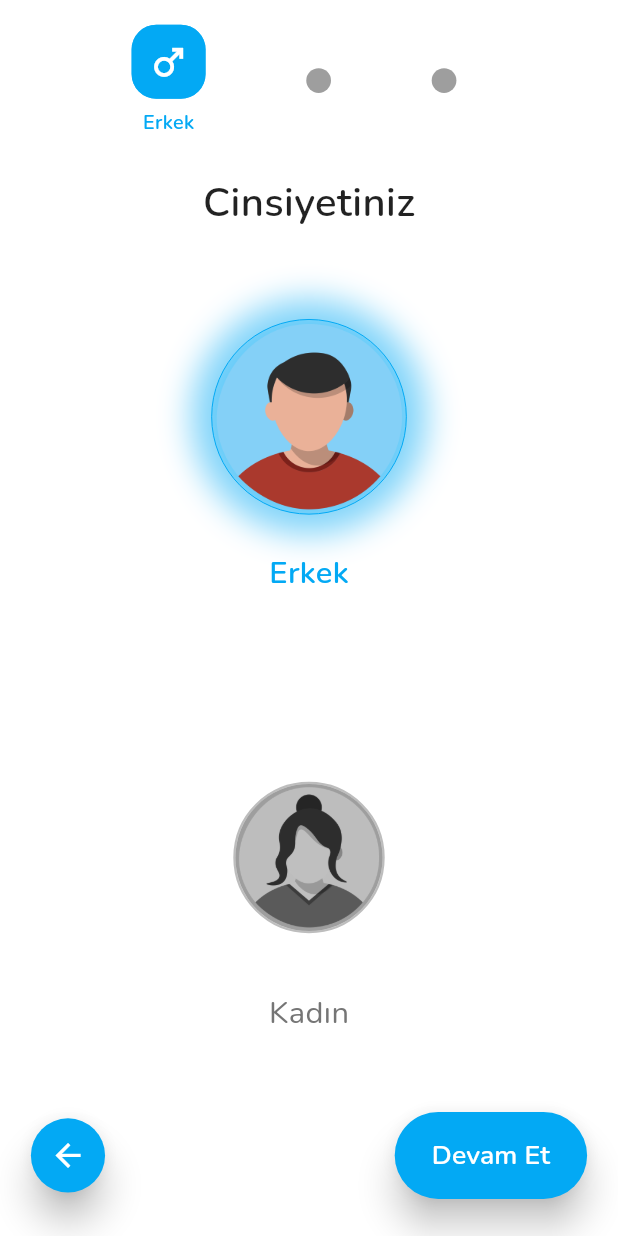
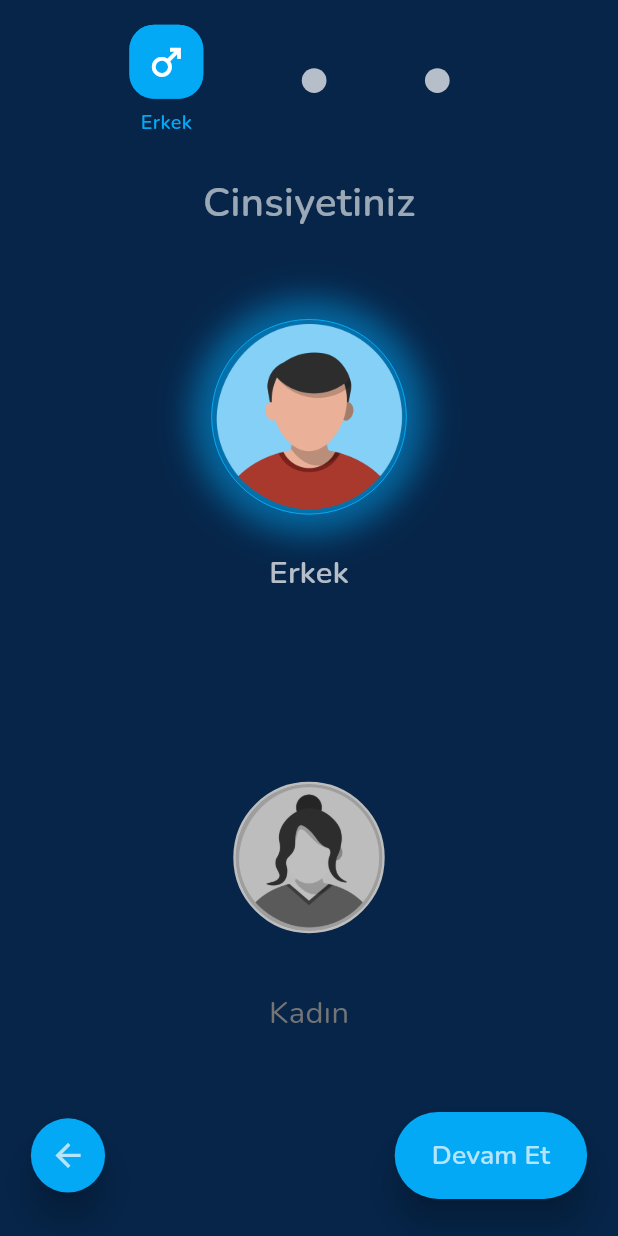
Before and after one commit to kaannturan/aqua_mind, a Flutter app: the screen it shows after launch, after a tap on "Devam Et", on a phone screen of 412 x 824 dp. Run offline on Flutter 3.47's test engine with Material 3 defaults, Android fonts, the phone set to English and light mode, and no system bars; our stand-ins replace device_preview, google_fonts.

Commit message:
backgroundcolor

```diff
--- a/lib/main.dart
+++ b/lib/main.dart
@@ -30,9 +30,9 @@ class AquaMind extends StatelessWidget {
       locale: DevicePreview.locale(context),
       debugShowCheckedModeBanner: false,
       theme: ThemeData(
-        brightness: Brightness.light,
+        brightness: Brightness.dark,
         primaryColor: Colors.lightBlue,
-        scaffoldBackgroundColor: Colors.white,
+        scaffoldBackgroundColor: Color(0xFF062549),
         textTheme: GoogleFonts.nunitoTextTheme(),
         useMaterial3: true,
       ),
--- a/lib/view/height_choice.dart
+++ b/lib/view/height_choice.dart
@@ -69,7 +69,7 @@ class _SizeChoiceState extends State<SizeChoice> {
                 style: TextStyle(
                   fontSize: width * 0.065,
                   fontWeight: FontWeight.bold,
-                  color: Colors.black87,
+                  color: Colors.white70,
                 ),
               ),
 
@@ -91,13 +91,6 @@ class _SizeChoiceState extends State<SizeChoice> {
                             border: Border.all(
                               color: Colors.lightBlue,
                             ),
-                            boxShadow: [
-                              BoxShadow(
-                                color: Colors.blue.withOpacity(0.5),
-                                blurRadius: 30,
-                                spreadRadius: 10,
-                              ),
-                            ],
                           ),
                         ),
 
@@ -160,7 +153,7 @@ class _SizeChoiceState extends State<SizeChoice> {
                         },
                         child: Icon(
                           Icons.arrow_back,
-                          color: Colors.white,
+                          color: Colors.white70,
                           size: width * 0.06,
                         ),
                       ),
@@ -190,7 +183,7 @@ class _SizeChoiceState extends State<SizeChoice> {
                         "Devam Et",
                         style: TextStyle(
                           fontSize: width * 0.043,
-                          color: Colors.white,
+                          color: Colors.white70,
                           fontWeight: FontWeight.w600,
                         ),
                       ),
--- a/lib/view/hi.dart
+++ b/lib/view/hi.dart
@@ -32,7 +32,7 @@ AquaMind'a Hoşgeldiniz! """,
                         textAlign: TextAlign.left,
                         style: TextStyle(
                           fontSize: width * 0.070,
-                          color: Colors.black87,
+                          color: Colors.white70,
                           fontWeight: FontWeight.bold,
                           height: 1.5,
                         ),
@@ -49,7 +49,7 @@ doğru yerdesiniz.""",
                         textAlign: TextAlign.left,
                         style: TextStyle(
                           fontSize: width * 0.040,
-                          color: Colors.black87,
+                          color: Colors.white60,
                           fontWeight: FontWeight.w100,
                           height: 1.5,
                         ),
@@ -105,7 +105,7 @@ doğru yerdesiniz.""",
                       "Devam Et",
                       style: TextStyle(
                         fontSize: width * 0.043,
-                        color: Colors.white,
+                        color: Colors.white70,
                         fontWeight: FontWeight.w600,
                       ),
                     ),
--- a/lib/view/user_gender_page.dart
+++ b/lib/view/user_gender_page.dart
@@ -20,7 +20,7 @@ class _UserGenderPageState extends State<UserGenderPage> {
     final height = size.height;
 
     return Scaffold(
-      backgroundColor: Colors.white,
+      backgroundColor: Color(0xFF062549),
       body: SafeArea(
         child: Padding(
           padding: EdgeInsets.symmetric(horizontal: width * 0.05),
@@ -30,7 +30,7 @@ class _UserGenderPageState extends State<UserGenderPage> {
 
               // Üst step indicators
               Padding(
-                padding: const EdgeInsets.only(right: 20.0),
+                padding: const EdgeInsets.only(right: 26.0),
                 child: Row(
                   mainAxisAlignment: MainAxisAlignment.spaceEvenly,
                   children: [
@@ -45,11 +45,11 @@ class _UserGenderPageState extends State<UserGenderPage> {
                     ),
                     CircleAvatar(
                       radius: width * 0.02,
-                      backgroundColor: Colors.grey,
+                      backgroundColor: Colors.white70,
                     ),
                     CircleAvatar(
                       radius: width * 0.02,
-                      backgroundColor: Colors.grey,
+                      backgroundColor: Colors.white70,
                     ),
                   ],
                 ),
@@ -75,7 +75,7 @@ class _UserGenderPageState extends State<UserGenderPage> {
                   "Cinsiyetiniz",
                   style: TextStyle(
                     fontSize: width * 0.065,
-                    color: Colors.black87,
+                    color: Colors.white60,
                     fontWeight: FontWeight.w600,
                   ),
                 ),
@@ -129,7 +129,7 @@ class _UserGenderPageState extends State<UserGenderPage> {
                         },
                         child: Icon(
                           Icons.arrow_back,
-                          color: Colors.white,
+                          color: Colors.white70,
                           size: width * 0.06,
                         ),
                       ),
@@ -175,7 +175,7 @@ class _UserGenderPageState extends State<UserGenderPage> {
                         "Devam Et",
                         style: TextStyle(
                           fontSize: width * 0.043,
-                          color: Colors.white,
+                          color: Colors.white70,
                           fontWeight: FontWeight.w600,
                         ),
                       ),
--- a/lib/widgets/custom_gender_container.dart
+++ b/lib/widgets/custom_gender_container.dart
@@ -93,7 +93,7 @@ class CustomContainerGender extends StatelessWidget {
                 label,
                 style: TextStyle(
                   fontSize: width * 0.05,
-                  color: isSelected ? selectedColor : Colors.grey.shade600,
+                  color: isSelected ? Colors.white70 : Colors.grey.shade600,
                   fontWeight: isSelected ? FontWeight.w600 : FontWeight.w400,
                 ),
               ),
```
